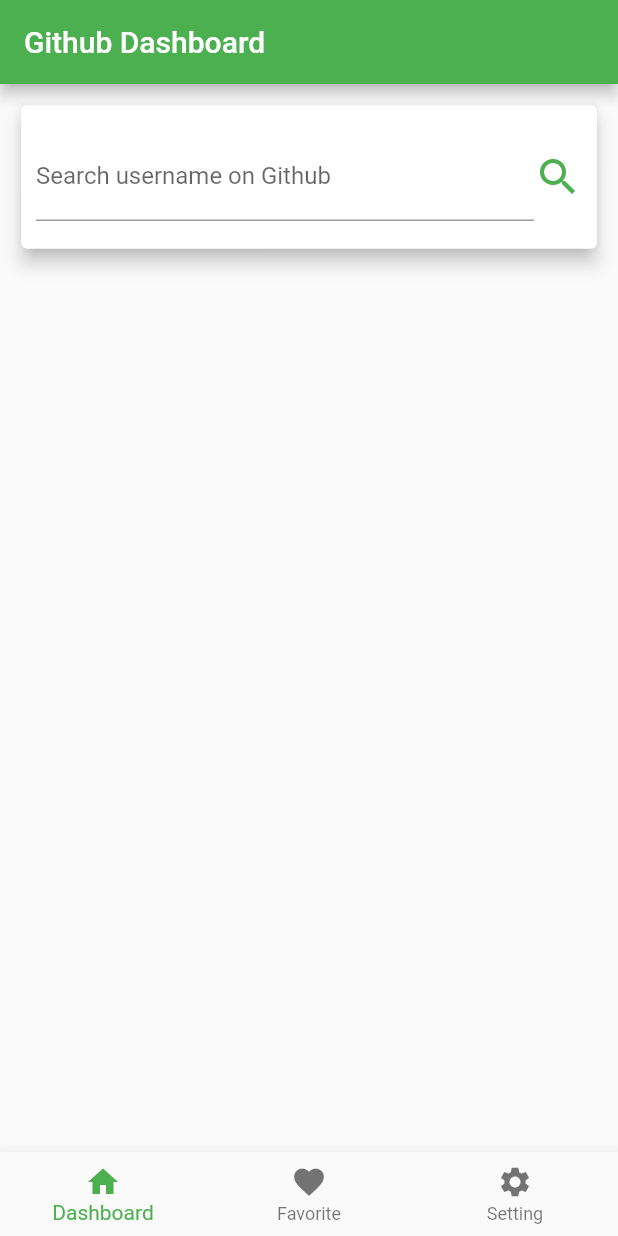
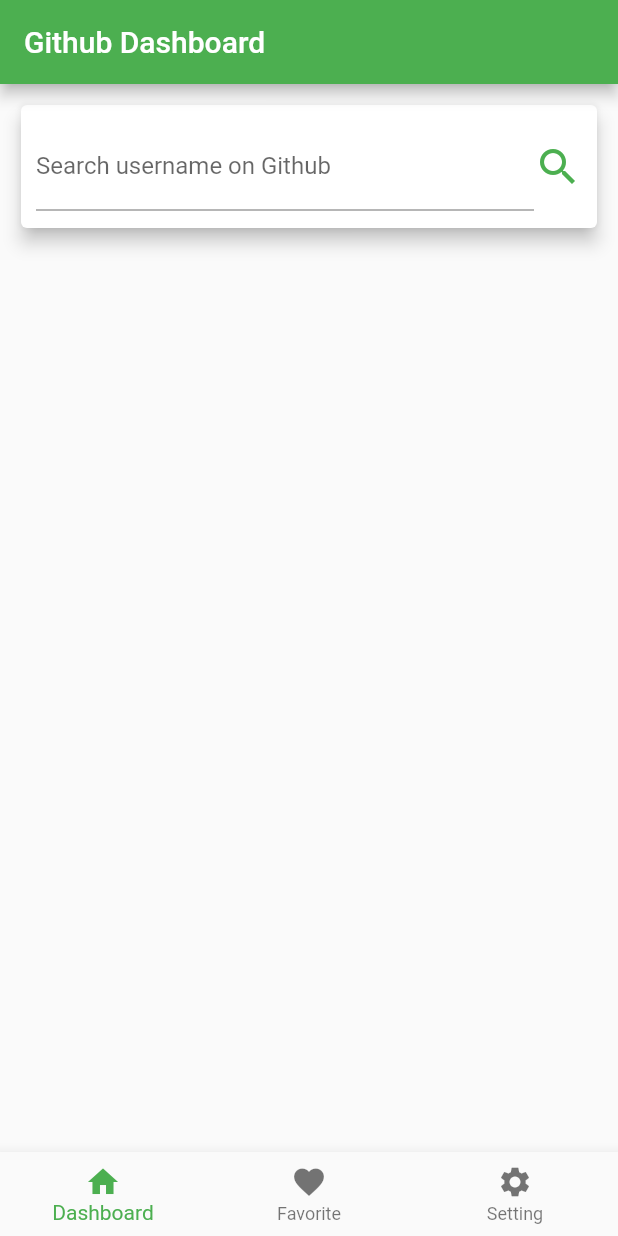
Before and after one commit to minhnhatvdl/flutter_github_app, a Flutter app: the screen it shows after launch, on a phone screen of 412 x 824 dp. Run offline on Flutter 3.47's test engine with Material 2 defaults, Android fonts, the phone set to English and light mode, and no system bars.

Commit message:
fix a problem of typing when having keyboard

```diff
--- a/lib/screens/home_screen.dart
+++ b/lib/screens/home_screen.dart
@@ -8,9 +8,9 @@
     return LayoutBuilder(
       builder: (ctx, constraints) => Column(
         children: <Widget>[
-          Container(height: constraints.maxHeight * 0.15, child: SearchBar()),
+          Container(height: 90, child: SearchBar()),
           Container(
-              height: constraints.maxHeight * 0.85,
+              height: constraints.maxHeight - 90,
               padding: EdgeInsets.only(top: 10),
               child: ListRepos())
         ],
```
